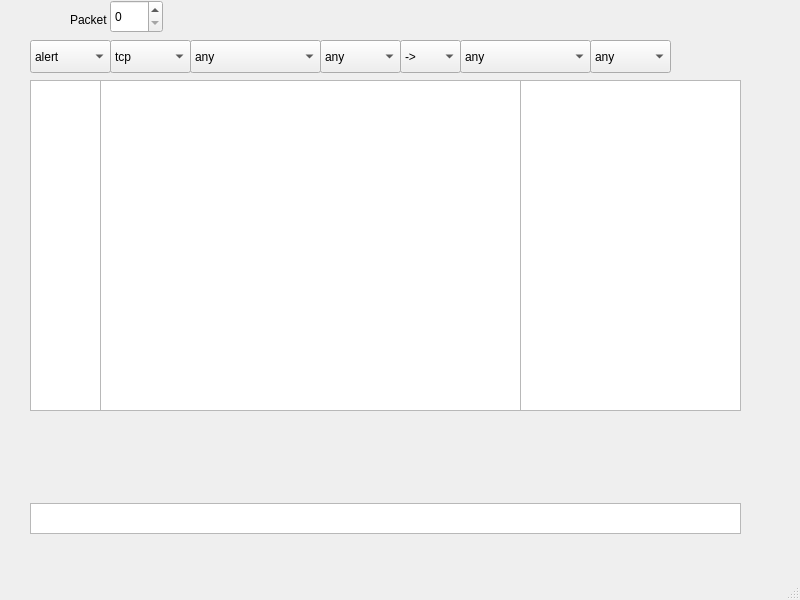
Before: the Qt Designer form mainwindow.ui in etrombly/snort-rule-tool, drawn with Qt 5.
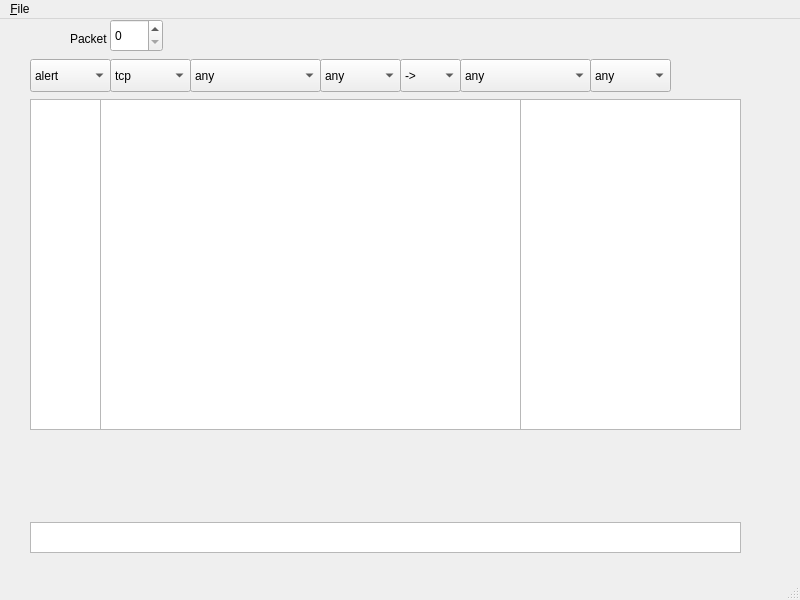
After: the same form once the commit is applied.

Diff of the .ui file:
```diff
--- a/mainwindow.ui
+++ b/mainwindow.ui
@@ -282,6 +282,13 @@
      <height>31</height>
     </rect>
    </property>
+   <widget class="QMenu" name="menu_File">
+    <property name="title">
+     <string>&amp;File</string>
+    </property>
+    <addaction name="actionOpen"/>
+   </widget>
+   <addaction name="menu_File"/>
   </widget>
   <widget class="QStatusBar" name="statusbar"/>
  </widget>
```
Left out of the diff: 5 changed lines with no effect on the pictures.
